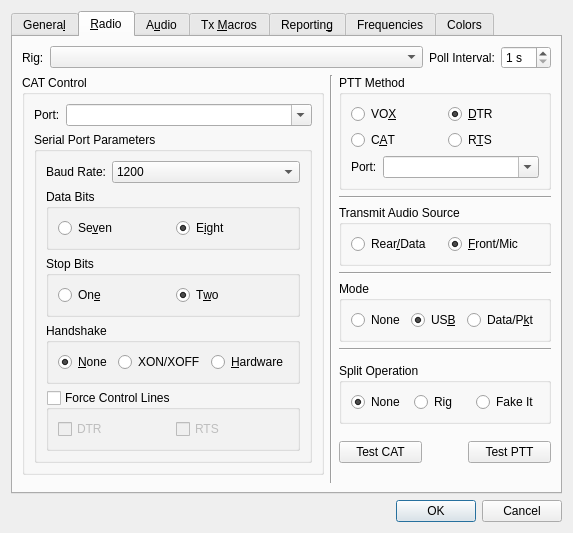
Old version of the form Configuration.ui in the repository saitohirga/WSJT-X.
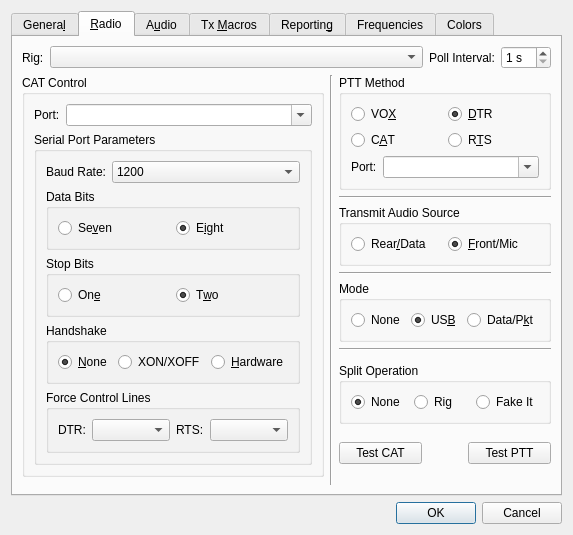
New version of the form. The open tabs and pages were chosen to show the change.

```diff
--- a/Configuration.ui
+++ b/Configuration.ui
@@ -669,32 +669,75 @@
                <property name="title">
                 <string>Force Control Lines</string>
                </property>
-               <property name="checkable">
-                <bool>true</bool>
-               </property>
                <property name="checked">
                 <bool>false</bool>
                </property>
                <layout class="QHBoxLayout" name="horizontalLayout_8">
                 <item>
-                 <widget class="QCheckBox" name="CAT_DTR_check_box">
-                  <property name="toolTip">
-                   <string>&lt;html&gt;&lt;head/&gt;&lt;body&gt;&lt;p&gt;Force the DTR control linelow or high on the CAT serial port.&lt;/p&gt;&lt;p&gt;This is required for a few CAT interfaces that are powered&lt;/p&gt;&lt;p&gt;from the DTR control line.&lt;/p&gt;&lt;p&gt;Normally you should leave this unchecked.&lt;/p&gt;&lt;/body&gt;&lt;/html&gt;</string>
-                  </property>
-                  <property name="text">
-                   <string>DTR</string>
-                  </property>
-                 </widget>
+                 <layout class="QFormLayout" name="formLayout_8">
+                  <item row="0" column="0">
+                   <widget class="QLabel" name="force_DTR_label">
+                    <property name="text">
+                     <string>DTR:</string>
+                    </property>
+                    <property name="buddy">
+                     <cstring>force_DTR_combo_box</cstring>
+                    </property>
+                   </widget>
+                  </item>
+                  <item row="0" column="1">
+                   <widget class="QComboBox" name="force_DTR_combo_box">
+                    <item>
+                     <property name="text">
+                      <string/>
+                     </property>
+                    </item>
+                    <item>
+                     <property name="text">
+                      <string>High</string>
+                     </property>
+                    </item>
+                    <item>
+                     <property name="text">
+                      <string>Low</string>
+                     </property>
+                    </item>
+                   </widget>
+                  </item>
+                 </layout>
                 </item>
                 <item>
-                 <widget class="QCheckBox" name="CAT_RTS_check_box">
-                  <property name="toolTip">
-                   <string>&lt;html&gt;&lt;head/&gt;&lt;body&gt;&lt;p&gt;Force the RTS control line low or high on the CAT serial port.&lt;/p&gt;&lt;p&gt;This is required for a few CAT interfaces that are powered&lt;/p&gt;&lt;p&gt;from the RTS control line.&lt;/p&gt;&lt;p&gt;Normally you should leave this unchecked.&lt;/p&gt;&lt;p&gt;This option is only available if Hardware handshaking is not&lt;/p&gt;&lt;p&gt;selected above.&lt;/p&gt;&lt;/body&gt;&lt;/html&gt;</string>
-                  </property>
-                  <property name="text">
-                   <string>RTS</string>
-                  </property>
-                 </widget>
+                 <layout class="QFormLayout" name="formLayout_9">
+                  <item row="0" column="0">
+                   <widget class="QLabel" name="force_RTS_label">
+                    <property name="text">
+                     <string>RTS:</string>
+                    </property>
+                    <property name="buddy">
+                     <cstring>force_RTS_combo_box</cstring>
+                    </property>
+                   </widget>
+                  </item>
+                  <item row="0" column="1">
+                   <widget class="QComboBox" name="force_RTS_combo_box">
+                    <item>
+                     <property name="text">
+                      <string/>
+                     </property>
+                    </item>
+                    <item>
+                     <property name="text">
+                      <string>High</string>
+                     </property>
+                    </item>
+                    <item>
+                     <property name="text">
+                      <string>Low</string>
+                     </property>
+                    </item>
+                   </widget>
+                  </item>
+                 </layout>
                 </item>
                </layout>
               </widget>
```
Left out of the diff: 16 changed lines with no effect on the pictures.
